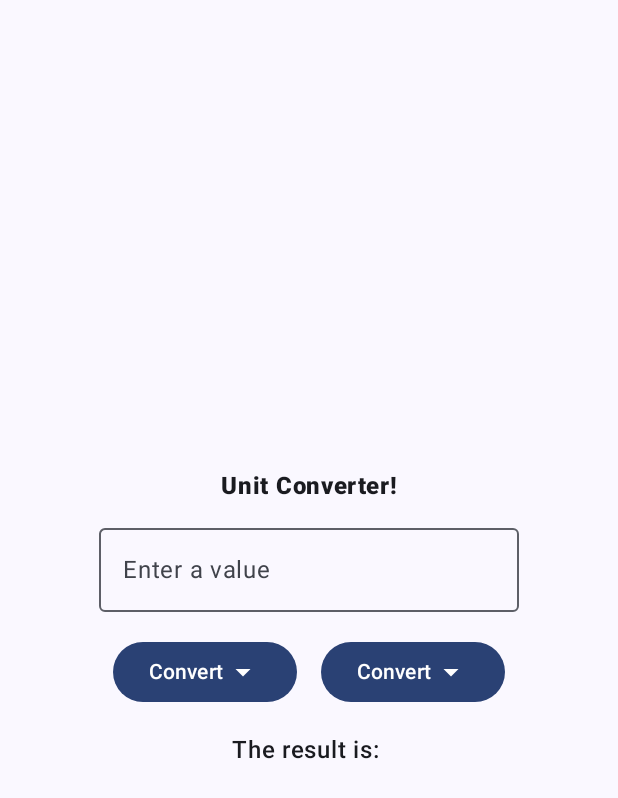
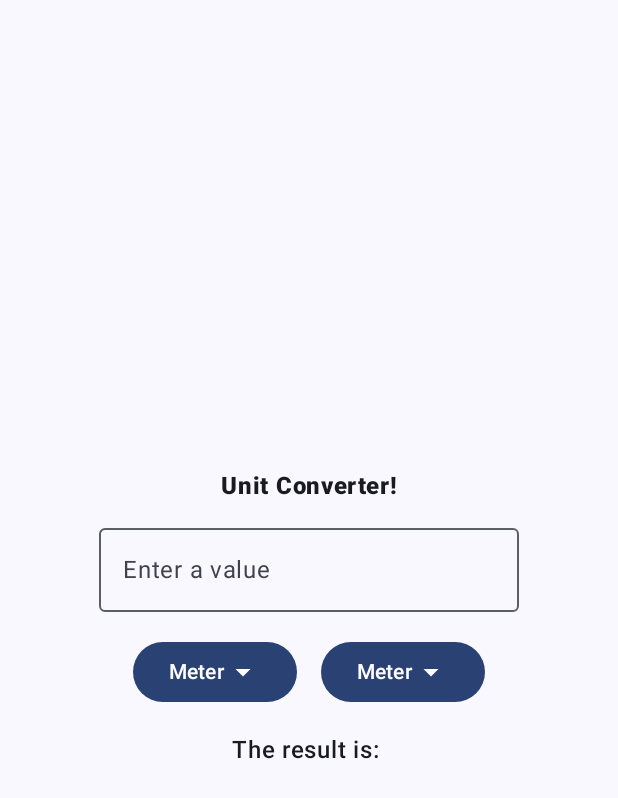
Before and after one commit to RanaMahadAhmer/KotlinPractice, an Android app built with Jetpack Compose: the screen it shows after launch (MainActivity), on a phone screen of 412 x 824 dp. Shown: the top 798 px of the screen. Run offline under Robolectric (Android 15) with nearby library versions, the light colour scheme and no system bars.

Commit message:
Basic Functionality Completed

```diff
--- a/app/src/main/java/com/ranamahadahmer/unitconverter/MainActivity.kt
+++ b/app/src/main/java/com/ranamahadahmer/unitconverter/MainActivity.kt
@@ -110,7 +110,7 @@ fun Greeting() {
             Box {
 
                 Button(onClick = { inputUnit = !inputUnit }) {
-                    Text("Convert")
+                    Text(inputUnitSelected)
                     Icon(imageVector = Icons.Default.ArrowDropDown, contentDescription = "Convert")
                 }
                 DropdownMenu(expanded = inputUnit, onDismissRequest = { inputUnit = false }) {
@@ -125,7 +125,7 @@ fun Greeting() {
             Spacer(modifier = Modifier.width(16.dp))
             Box {
                 Button(onClick = { outputUnit = !outputUnit }) {
-                    Text("Convert")
+                    Text(outputUnitSelected)
                     Icon(imageVector = Icons.Default.ArrowDropDown, contentDescription = "Convert")
                 }
 
@@ -135,9 +135,9 @@ fun Greeting() {
                             outputUnitSelected = unit
                             outputUnit = false
                             if (input.isNotEmpty()) {
+                                val num:Float = if (inputUnitSelected == outputUnitSelected) 1.0f else conversion["$inputUnitSelected-$outputUnitSelected"].toString().toFloat()
                                 output =
-                                    (input.toFloat() * conversion["$inputUnitSelected-$outputUnitSelected"].toString()
-                                        .toFloat()).toString()
+                                    (input.toFloat() * num).toString()
                             }
 
                         })
```
